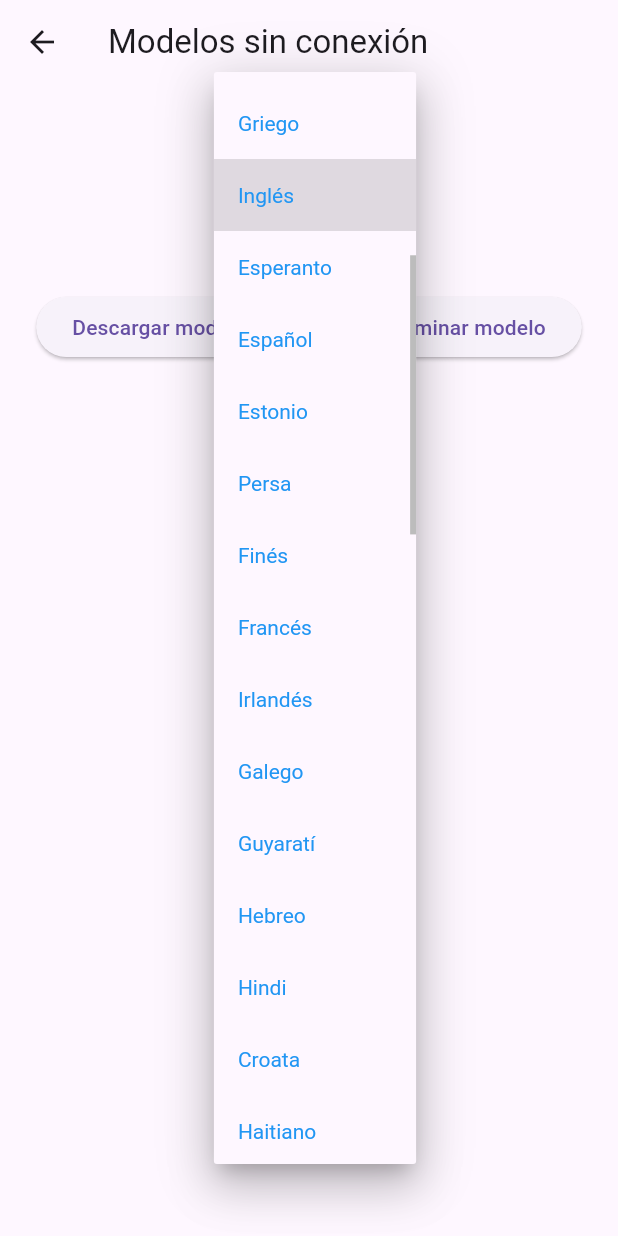
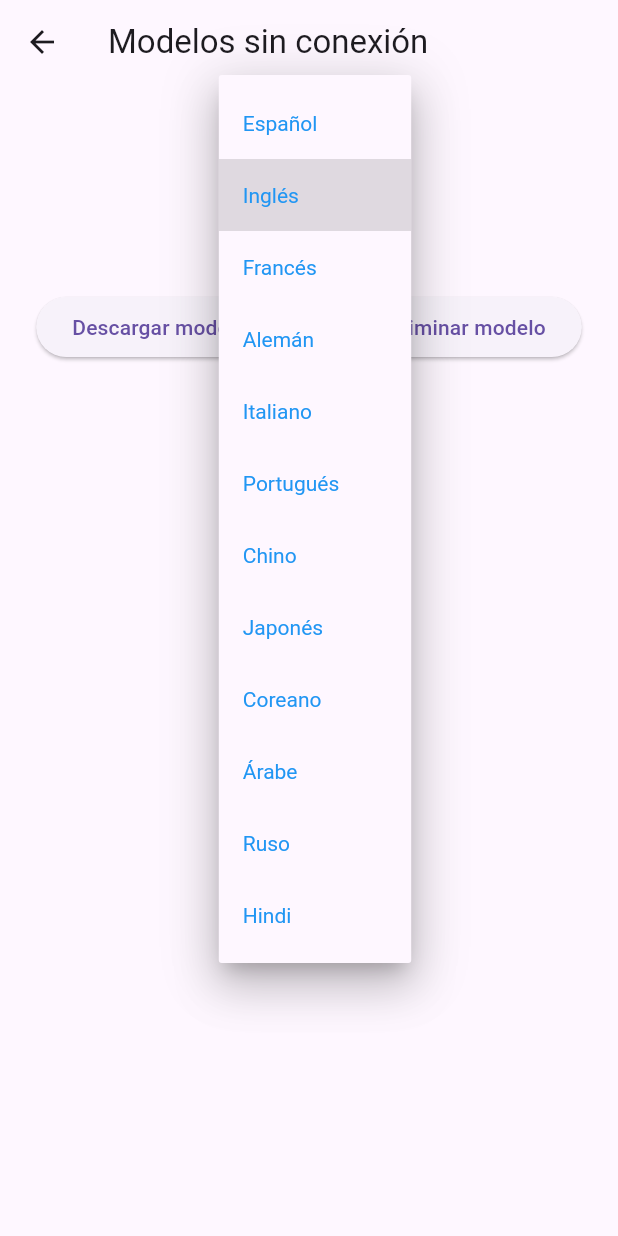
Before and after one commit to Bounsic-A-S/Tongi, a Flutter app: the SettingsModelsScreen screen opened directly, after a tap on "Inglés", on a phone screen of 412 x 824 dp. Run offline on Flutter 3.47's test engine with Material 3 defaults, Android fonts, the phone set to English and light mode, and no system bars; our stand-ins replace camera, connectivity_plus, image_picker, just_audio, permission_handler, shared_preferences; missing offline and left inert: google_mlkit_commons, google_mlkit_text_recognition, photo_manager, record; accounts and stored records are empty.

Commit message:
TONGI-152 language reduction

```diff
--- a/frontend/lib/ui/core/tongi_languages.dart
+++ b/frontend/lib/ui/core/tongi_languages.dart
@@ -22,65 +22,18 @@ const Map<String, String> tongiLanguages = {
 };
 
 const Map<String, String> localLanguages = {
-  "af": "Afrikáans",
+  "es": "Español",
+  "en": "Inglés",
+  "fr": "Francés",
+  "de": "Alemán",
+  "it": "Italiano",
+  "pt": "Portugués",
+  "zh": "Chino",
+  "ja": "Japonés",
+  "ko": "Coreano",
   "ar": "Árabe",
-  "be": "Bielorruso",
-  "bg": "Búlgaro",
-  "bn": "Bengalí",
-  "ca": "Catalán",
-  "cs": "Checo",
-  "cy": "Galés",
-  "da": "Danés",
-  "de": "Alemán",
-  "el": "Griego",
-  "en": "Inglés",
-  "eo": "Esperanto",
-  "es": "Español",
-  "et": "Estonio",
-  "fa": "Persa",
-  "fi": "Finés",
-  "fr": "Francés",
-  "ga": "Irlandés",
-  "gl": "Galego",
-  "gu": "Guyaratí",
-  "he": "Hebreo",
+  "ru": "Ruso",
   "hi": "Hindi",
-  "hr": "Croata",
-  "ht": "Haitiano",
-  "hu": "Húngaro",
-  "id": "Indonesio",
-  "is": "Islandés",
-  "it": "Italiano",
-  "ja": "Japonés",
-  "ka": "Georgiano",
-  "kn": "Canarés",
-  "ko": "Coreano",
-  "lt": "Lituano",
-  "lv": "Letón",
-  "mk": "Macedonio",
-  "mr": "Maratí",
-  "ms": "Malay",
-  "mt": "Maltés",
-  "nl": "Neerlandés",
-  "no": "Noruego",
-  "pl": "Polaco",
-  "pt": "Portugués",
-  "ro": "Rumano",
-  "ru": "Ruso",
-  "sk": "Eslovaco",
-  "sl": "Esloveno",
-  "sq": "Albanés",
-  "sv": "Sueco",
-  "sw": "Suajili",
-  "ta": "Tamil",
-  "te": "Telugu",
-  "th": "Tailandés",
-  "tl": "Tagalo",
-  "tr": "Turco",
-  "uk": "Ucraniano",
-  "ur": "Urdu",
-  "vi": "Vietnamita",
-  "zh": "Chino",
 };
 
 const List<Language> availableLanguages = [
```
